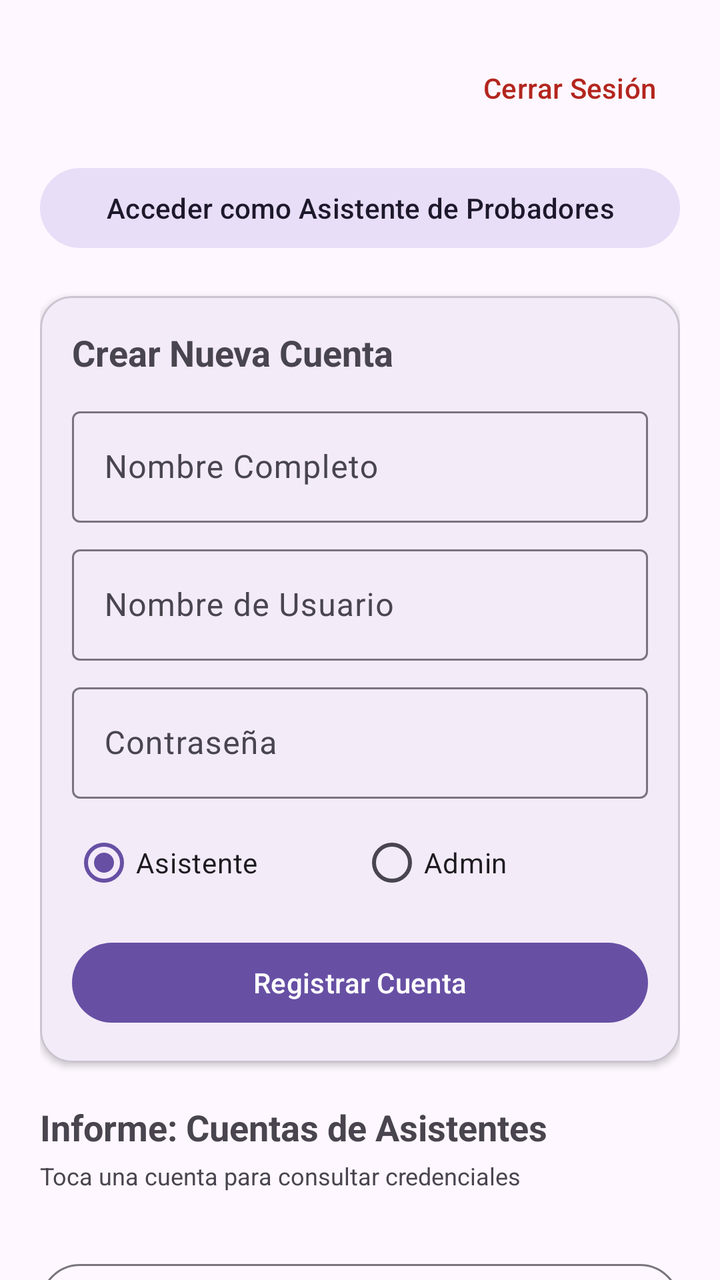
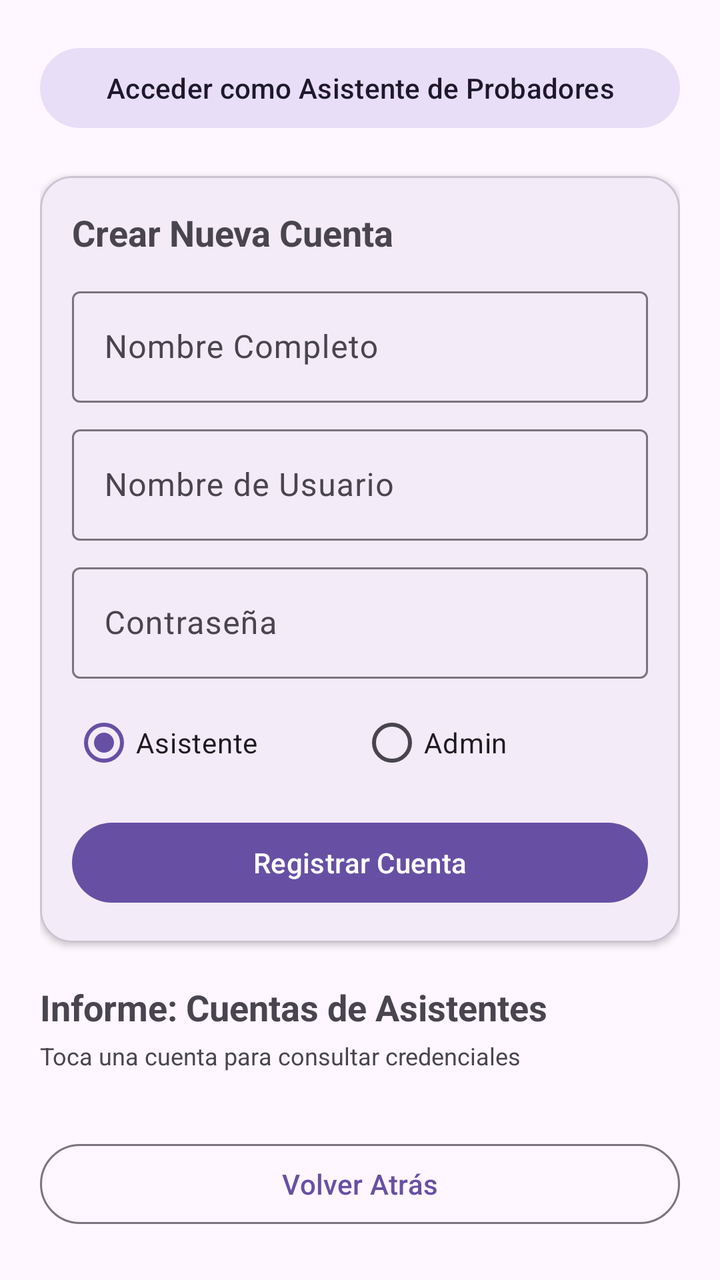

The first picture is an Android layout as it rendered before a commit; the second is the same layout after the commit. The layout source and the unified diff follow.
<!-- AndroidManifest.xml: application theme Theme.RinconSurProbadores -->
<!-- res/layout/fragment_admin.xml -->
<?xml version="1.0" encoding="utf-8"?>
<androidx.core.widget.NestedScrollView xmlns:android="http://schemas.android.com/apk/res/android"
    xmlns:app="http://schemas.android.com/apk/res-auto"
    xmlns:tools="http://schemas.android.com/tools"
    android:layout_width="match_parent"
    android:layout_height="match_parent"
    android:fillViewport="true">

    <LinearLayout
        android:layout_width="match_parent"
        android:layout_height="wrap_content"
        android:orientation="vertical"
        android:padding="20dp">

        
        <FrameLayout
            android:layout_width="match_parent"
            android:layout_height="wrap_content"
            android:layout_marginBottom="12dp">

            <Button
                android:id="@+id/btnCerrarSesion"
                style="@style/Widget.Material3.Button.TextButton"
                android:layout_width="wrap_content"
                android:layout_height="wrap_content"
                android:layout_gravity="end"
                android:text="Cerrar Sesión"
                android:textColor="?attr/colorError" />
        </FrameLayout>

        
        <Button
            android:id="@+id/btnIrVistaAsistente"
            style="@style/Widget.Material3.Button.TonalButton"
            android:layout_width="match_parent"
            android:layout_height="wrap_content"
            android:layout_marginBottom="20dp"
            android:text="Acceder como Asistente de Probadores" />

        
        <com.google.android.material.card.MaterialCardView
            android:layout_width="match_parent"
            android:layout_height="wrap_content"
            android:layout_marginBottom="20dp"
            app:cardCornerRadius="16dp"
            app:cardElevation="2dp">

            <LinearLayout
                android:layout_width="match_parent"
                android:layout_height="wrap_content"
                android:orientation="vertical"
                android:padding="16dp">

                <TextView
                    android:layout_width="wrap_content"
                    android:layout_height="wrap_content"
                    android:layout_marginBottom="12dp"
                    android:text="Crear Nueva Cuenta"
                    android:textSize="18sp"
                    android:textStyle="bold" />

                <com.google.android.material.textfield.TextInputLayout
                    style="@style/Widget.Material3.TextInputLayout.OutlinedBox"
                    android:layout_width="match_parent"
                    android:layout_height="wrap_content"
                    android:layout_marginBottom="8dp"
                    android:hint="Nombre Completo">

                    <com.google.android.material.textfield.TextInputEditText
                        android:id="@+id/etNombreNuevo"
                        android:layout_width="match_parent"
                        android:layout_height="wrap_content" />
                </com.google.android.material.textfield.TextInputLayout>

                <com.google.android.material.textfield.TextInputLayout
                    style="@style/Widget.Material3.TextInputLayout.OutlinedBox"
                    android:layout_width="match_parent"
                    android:layout_height="wrap_content"
                    android:layout_marginBottom="8dp"
                    android:hint="Nombre de Usuario">

                    <com.google.android.material.textfield.TextInputEditText
                        android:id="@+id/etUsernameNuevo"
                        android:layout_width="match_parent"
                        android:layout_height="wrap_content"
                        android:inputType="textNoSuggestions" />
                </com.google.android.material.textfield.TextInputLayout>

                <com.google.android.material.textfield.TextInputLayout
                    style="@style/Widget.Material3.TextInputLayout.OutlinedBox"
                    android:layout_width="match_parent"
                    android:layout_height="wrap_content"
                    android:layout_marginBottom="8dp"
                    android:hint="Contraseña">

                    <com.google.android.material.textfield.TextInputEditText
                        android:id="@+id/etPassNuevo"
                        android:layout_width="match_parent"
                        android:layout_height="wrap_content"
                        android:inputType="textPassword" />
                </com.google.android.material.textfield.TextInputLayout>

                <RadioGroup
                    android:id="@+id/rgRol"
                    android:layout_width="match_parent"
                    android:layout_height="wrap_content"
                    android:layout_marginBottom="12dp"
                    android:orientation="horizontal">

                    <RadioButton
                        android:id="@+id/rbAsistente"
                        android:layout_width="0dp"
                        android:layout_height="wrap_content"
                        android:layout_weight="1"
                        android:checked="true"
                        android:text="Asistente" />

                    <RadioButton
                        android:id="@+id/rbAdmin"
                        android:layout_width="0dp"
                        android:layout_height="wrap_content"
                        android:layout_weight="1"
                        android:text="Admin" />
                </RadioGroup>

                <Button
                    android:id="@+id/btnCrearCuenta"
                    android:layout_width="match_parent"
                    android:layout_height="wrap_content"
                    android:text="Registrar Cuenta" />
            </LinearLayout>
        </com.google.android.material.card.MaterialCardView>

        
        <TextView
            android:layout_width="wrap_content"
            android:layout_height="wrap_content"
            android:layout_marginBottom="4dp"
            android:text="Informe: Cuentas de Asistentes"
            android:textSize="18sp"
            android:textStyle="bold" />

        <TextView
            android:layout_width="wrap_content"
            android:layout_height="wrap_content"
            android:layout_marginBottom="12dp"
            android:text="Toca una cuenta para consultar credenciales"
            android:textColor="?attr/colorOnSurfaceVariant"
            android:textSize="12sp" />

        <androidx.recyclerview.widget.RecyclerView
            android:id="@+id/rvUsuarios"
            android:layout_width="match_parent"
            android:layout_height="wrap_content"
            android:nestedScrollingEnabled="false" />

        
        <Button
            android:id="@+id/btnVolverAtras"
            style="@style/Widget.Material3.Button.OutlinedButton"
            android:layout_width="match_parent"
            android:layout_height="wrap_content"
            android:layout_marginTop="20dp"
            android:text="Volver Atrás" />

    </LinearLayout>
</androidx.core.widget.NestedScrollView>
<!-- resources referenced by this layout -->
<resources>
  <style name="Theme.RinconSurProbadores" parent="Base.Theme.RinconSurProbadores" />
  <style name="Base.Theme.RinconSurProbadores" parent="Theme.Material3.DayNight.NoActionBar">
          
          
      </style>
</resources>

<!-- the commit's change to res/layout/fragment_admin.xml (unified diff, before → after) -->
@@ -11,22 +11,6 @@
         android:layout_height="wrap_content"
         android:orientation="vertical"
         android:padding="20dp">
-
-        
-        <FrameLayout
-            android:layout_width="match_parent"
-            android:layout_height="wrap_content"
-            android:layout_marginBottom="12dp">
-
-            <Button
-                android:id="@+id/btnCerrarSesion"
-                style="@style/Widget.Material3.Button.TextButton"
-                android:layout_width="wrap_content"
-                android:layout_height="wrap_content"
-                android:layout_gravity="end"
-                android:text="Cerrar Sesión"
-                android:textColor="?attr/colorError" />
-        </FrameLayout>
 
         
         <Button
